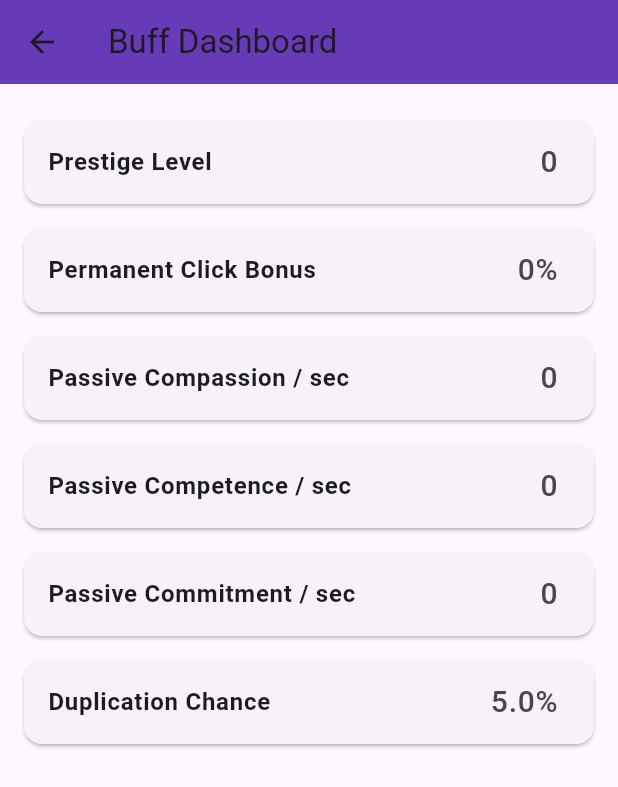
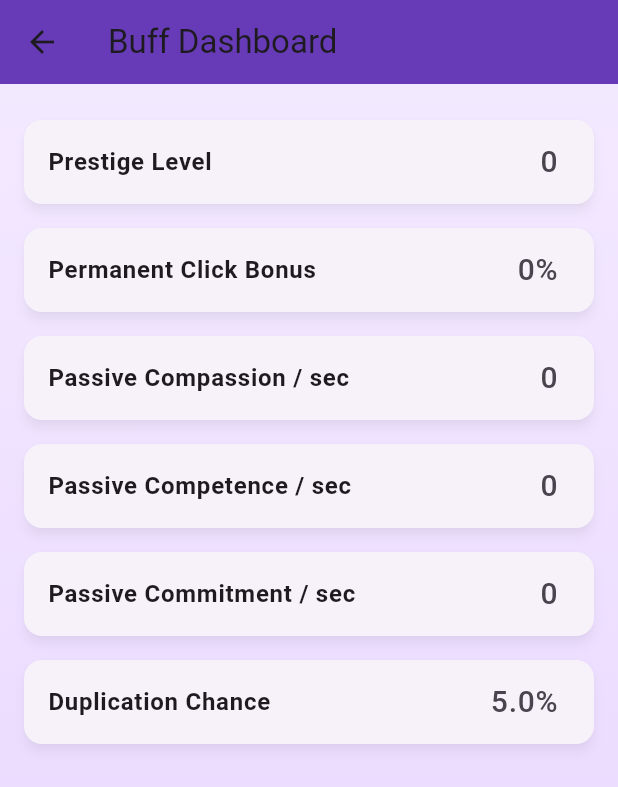
Before and after one commit to GoldenSpectrum/simple_app_project, a Flutter app: the screen it shows after launch, after a tap on "View Buffs", on a phone screen of 412 x 824 dp. Shown: the top 787 px of the screen. Run offline on Flutter 3.47's test engine with Material 3 defaults, Android fonts, the phone set to English and light mode, and no system bars; our stand-ins replace shared_preferences.

Commit message:
Edited the UI design

```diff
--- a/lib/views/screens/buff_screen.dart
+++ b/lib/views/screens/buff_screen.dart
@@ -14,7 +14,18 @@ class BuffScreen extends StatelessWidget {
         title: Text("Buff Dashboard"),
         backgroundColor: Colors.deepPurple,
       ),
-      body: ListView(
+      body: Container(
+        decoration: BoxDecoration(
+          gradient: LinearGradient(
+            colors: [
+              Color(0xFFF3E9FF),
+              Color(0xFFE7D4FF)
+            ],
+            begin: Alignment.topCenter,
+            end: Alignment.bottomCenter,
+          ),
+        ),
+        child: ListView(
           padding: EdgeInsets.all(16),
           children: [
             _buffTile("Prestige Level", state.prestigeLevel.toString()),
@@ -23,16 +34,20 @@ class BuffScreen extends StatelessWidget {
             _buffTile("Passive Compassion / sec", "${state.passiveCompLevel}"),
             _buffTile("Passive Competence / sec", "${state.passiveCompeteLevel}"),
             _buffTile("Passive Commitment / sec", "${state.passiveCommitLevel}"),
-          _buffTile(
-              "Duplication Chance", "${(duplicationChance * 100).toStringAsFixed(1)}%"),
+            _buffTile("Duplication Chance",
+                "${(duplicationChance * 100).toStringAsFixed(1)}%"),
           ],
+        ),
       ),
     );
   }
 
   Widget _buffTile(String label, String value) {
     return Card(
+      elevation: 3,
+      shadowColor: Colors.black26,
       margin: EdgeInsets.symmetric(vertical: 8),
+      shape: RoundedRectangleBorder(borderRadius: BorderRadius.circular(12)),
       child: ListTile(
         title: Text(label, style: TextStyle(fontWeight: FontWeight.bold)),
         trailing: Text(value, style: TextStyle(fontSize: 20)),
--- a/lib/views/screens/main_screen.dart
+++ b/lib/views/screens/main_screen.dart
@@ -11,9 +11,6 @@ class MainScreen extends StatefulWidget {
 }
 
 class _MainScreenState extends State<MainScreen> {
-  // ============================================================
-  // OVERLAY POPUP (Guaranteed visible)
-  // ============================================================
   void showOverlayPopup(String message) {
     final overlay = Overlay.of(context);
     late OverlayEntry entry;
@@ -61,13 +58,11 @@ class _MainScreenState extends State<MainScreen> {
     Future.delayed(Duration(milliseconds: 1800), () => entry.remove());
   }
 
-  // ============================================================
-  // REUSABLE MENU BUTTON BUILDER
-  // ============================================================
   Widget _menuButton({
     required String label,
     required Color color,
     required VoidCallback onPressed,
+    required IconData icon,
   }) {
     return Padding(
       padding: const EdgeInsets.symmetric(vertical: 5),
@@ -81,22 +76,69 @@ class _MainScreenState extends State<MainScreen> {
                 borderRadius: BorderRadius.circular(14)),
           ),
           onPressed: onPressed,
-          child: Text(label,
+          child: Row(
+            mainAxisAlignment: MainAxisAlignment.center,
+            children: [
+              Icon(icon, color: Colors.white, size: 22),
+              const SizedBox(width: 10),
+              Text(label,
                   style: const TextStyle(fontSize: 20, color: Colors.white)),
+            ],
+          ),
         ),
       ),
     );
   }
 
-  // ============================================================
-  // MAIN BUILD
-  // ============================================================
+  Widget _buildStatButton(
+      BuildContext context, String id, Color color) {
+    final game = Provider.of<GameController>(context, listen: false);
+    final stat = Provider.of<GameState>(context).getStat(id);
+
+    IconData icon = Icons.star;
+    if (id == "compassion") icon = Icons.favorite;
+    if (id == "competence") icon = Icons.build;
+    if (id == "commitment") icon = Icons.local_fire_department;
+
+    return Padding(
+      padding: const EdgeInsets.symmetric(vertical: 12, horizontal: 24),
+      child: SizedBox(
+        width: double.infinity,
+        height: 90,
+        child: ElevatedButton(
+          style: ElevatedButton.styleFrom(
+            backgroundColor: color,
+            shape:
+            RoundedRectangleBorder(borderRadius: BorderRadius.circular(16)),
+          ),
+          onPressed: () => game.onStatClicked(id),
+          child: Column(
+            mainAxisAlignment: MainAxisAlignment.center,
+            children: [
+              Row(
+                mainAxisSize: MainAxisSize.min,
+                children: [
+                  Icon(icon, color: Colors.white, size: 26),
+                  const SizedBox(width: 8),
+                  Text(stat.name,
+                      style: const TextStyle(fontSize: 24, color: Colors.white)),
+                ],
+              ),
+              Text("${stat.points.toStringAsFixed(0)} pts",
+                  style: const TextStyle(
+                      fontSize: 18, color: Colors.white70)),
+            ],
+          ),
+        ),
+      ),
+    );
+  }
+
   @override
   Widget build(BuildContext context) {
     final state = Provider.of<GameState>(context);
     final game = Provider.of<GameController>(context, listen: false);
 
-    // Popup trigger
     if (state.lastEventMessage.isNotEmpty) {
       WidgetsBinding.instance.addPostFrameCallback((_) {
         showOverlayPopup(state.lastEventMessage);
@@ -105,25 +147,29 @@ class _MainScreenState extends State<MainScreen> {
     }
 
     return Scaffold(
-      backgroundColor: Colors.grey[100],
+      backgroundColor: Colors.transparent,
       appBar: AppBar(
         title: const Text("Core Value Clicker"),
         centerTitle: true,
         backgroundColor: Colors.blueAccent,
         elevation: 3,
       ),
-
-      // ==============================
-      // SCROLLABLE BODY ✔ NO OVERFLOWS
-      // ==============================
-      body: SingleChildScrollView(
+      body: Container(
+        decoration: const BoxDecoration(
+          gradient: LinearGradient(
+            begin: Alignment.topCenter,
+            end: Alignment.bottomCenter,
+            colors: [
+              Color(0xFFB5D5F5),
+              Color(0xFFA4CAE9),
+            ],
+          ),
+        ),
+        child: SingleChildScrollView(
           padding: const EdgeInsets.symmetric(vertical: 20),
           child: Center(
             child: Column(
               children: [
-              // ==========================
-              // HEADER
-              // ==========================
                 Text(
                   "Total Points: ${state.totalPoints().toStringAsFixed(0)}",
                   style:
@@ -137,67 +183,55 @@ class _MainScreenState extends State<MainScreen> {
                 ),
                 const SizedBox(height: 20),
 
-              // ==========================
-              // CLICK BUTTONS
-              // ==========================
                 _buildStatButton(context, "compassion", Colors.pinkAccent),
                 _buildStatButton(context, "competence", Colors.green),
                 _buildStatButton(context, "commitment", Colors.orange),
 
                 const SizedBox(height: 25),
 
-              // ==========================
-              // GRADUATE BUTTON
-              // ==========================
                 if (state.stats.values
                     .every((s) => s.points.round() >= state.prestigeRequirement))
                   _menuButton(
                     label: "Graduate",
                     color: Colors.redAccent,
+                    icon: Icons.school,
                     onPressed: () {
                       game.attemptPrestige();
                       showOverlayPopup("🎓 You Graduated! +10% Click Power!");
                     },
                   ),
 
-              // ==========================
-              // BUFF SCREEN
-              // ==========================
                 _menuButton(
                   label: "View Buffs",
                   color: Colors.deepPurpleAccent,
+                  icon: Icons.upgrade,
                   onPressed: () {
                     Navigator.push(context,
                         MaterialPageRoute(builder: (_) => BuffScreen()));
                   },
                 ),
 
-              // ==========================
-              // SHOP
-              // ==========================
                 _menuButton(
                   label: "Open Shop",
                   color: Colors.deepPurple,
+                  icon: Icons.store,
                   onPressed: () {
                     Navigator.push(context,
                         MaterialPageRoute(builder: (_) => ShopScreen()));
                   },
                 ),
 
-              // ==========================
-              // DELETE SAVE
-              // ==========================
                 _menuButton(
                   label: "Delete Save Data",
                   color: Colors.redAccent,
+                  icon: Icons.delete_forever,
                   onPressed: () {
                     showDialog(
                       context: context,
                       builder: (_) => AlertDialog(
                         title: Text("Reset Game?"),
                         content: Text(
-                          "This will permanently delete ALL progress.\n\n"
-                              "Are you sure?"),
+                            "This will permanently delete ALL progress.\n\nAre you sure?"),
                         actions: [
                           TextButton(
                             child: Text("Cancel"),
@@ -224,40 +258,6 @@ class _MainScreenState extends State<MainScreen> {
             ),
           ),
         ),
-    );
-  }
-
-  // ============================================================
-  // STAT BUTTON BUILDER (unchanged)
-  // ============================================================
-  Widget _buildStatButton(
-      BuildContext context, String id, Color color) {
-    final game = Provider.of<GameController>(context, listen: false);
-    final stat = Provider.of<GameState>(context).getStat(id);
-
-    return Padding(
-      padding: const EdgeInsets.symmetric(vertical: 12, horizontal: 24),
-      child: SizedBox(
-        width: double.infinity,
-        height: 90,
-        child: ElevatedButton(
-          style: ElevatedButton.styleFrom(
-            backgroundColor: color,
-            shape:
-            RoundedRectangleBorder(borderRadius: BorderRadius.circular(16)),
-          ),
-          onPressed: () => game.onStatClicked(id),
-          child: Column(
-            mainAxisAlignment: MainAxisAlignment.center,
-            children: [
-              Text(stat.name,
-                  style: const TextStyle(fontSize: 24, color: Colors.white)),
-              Text("${stat.points.toStringAsFixed(0)} pts",
-                  style: const TextStyle(
-                      fontSize: 18, color: Colors.white70)),
-            ],
-          ),
-        ),
       ),
     );
   }
--- a/lib/views/screens/shop_screen.dart
+++ b/lib/views/screens/shop_screen.dart
@@ -17,12 +17,20 @@ class ShopScreen extends StatelessWidget {
         backgroundColor: Colors.deepPurple,
       ),
 
-      body: ListView(
+      body: Container(
+        decoration: BoxDecoration(
+          gradient: LinearGradient(
+            colors: [
+              Color(0xFFF3E9FF),
+              Color(0xFFE7D4FF)
+            ],
+            begin: Alignment.topCenter,
+            end: Alignment.bottomCenter,
+          ),
+        ),
+        child: ListView(
           padding: EdgeInsets.all(16),
           children: [
-          // ================================
-          //   STATS HEADER ROW (NEW)
-          // ================================
             Container(
               padding: EdgeInsets.all(12),
               decoration: BoxDecoration(
@@ -41,15 +49,13 @@ class ShopScreen extends StatelessWidget {
 
             const SizedBox(height: 20),
 
-          // ================================
-          //   UPGRADE LIST
-          // ================================
             ...state.upgrades.map((u) {
               return Card(
                 shape: RoundedRectangleBorder(
                   borderRadius: BorderRadius.circular(12),
                 ),
                 elevation: 3,
+                shadowColor: Colors.black26,
                 child: ListTile(
                   title: Text(
                     "${u.name} (Lvl ${u.level})",
@@ -85,6 +91,7 @@ class ShopScreen extends StatelessWidget {
             }).toList(),
           ],
         ),
+      ),
     );
   }
 }
```
Lines whose indentation alone changed are shown as unchanged.
